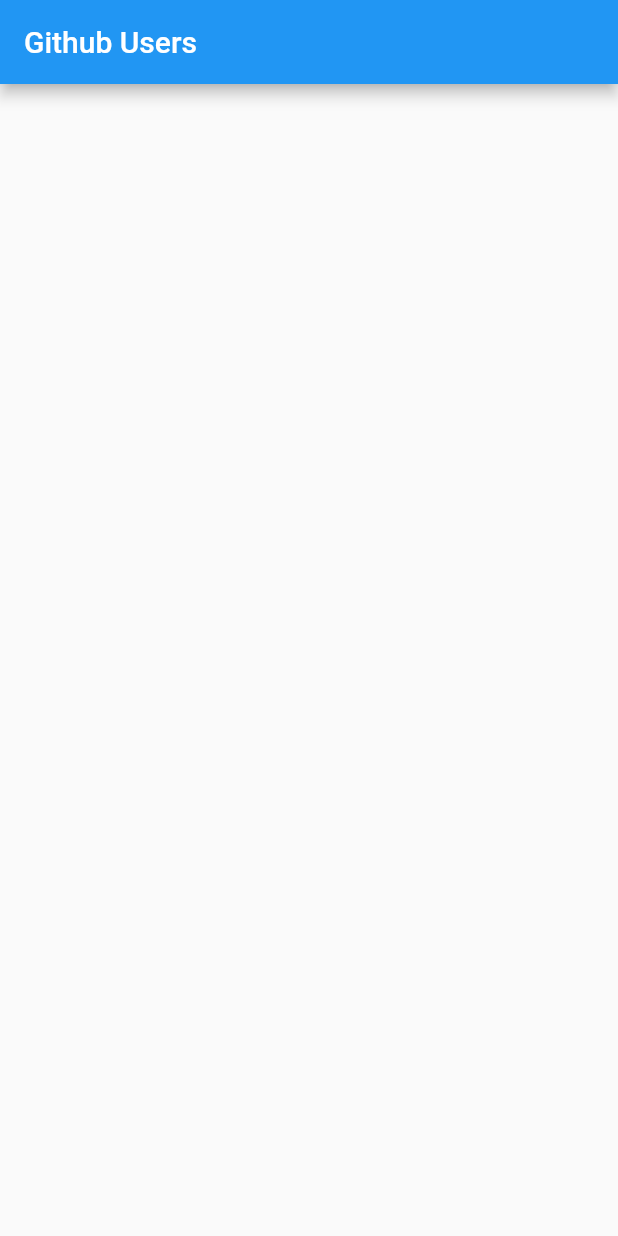
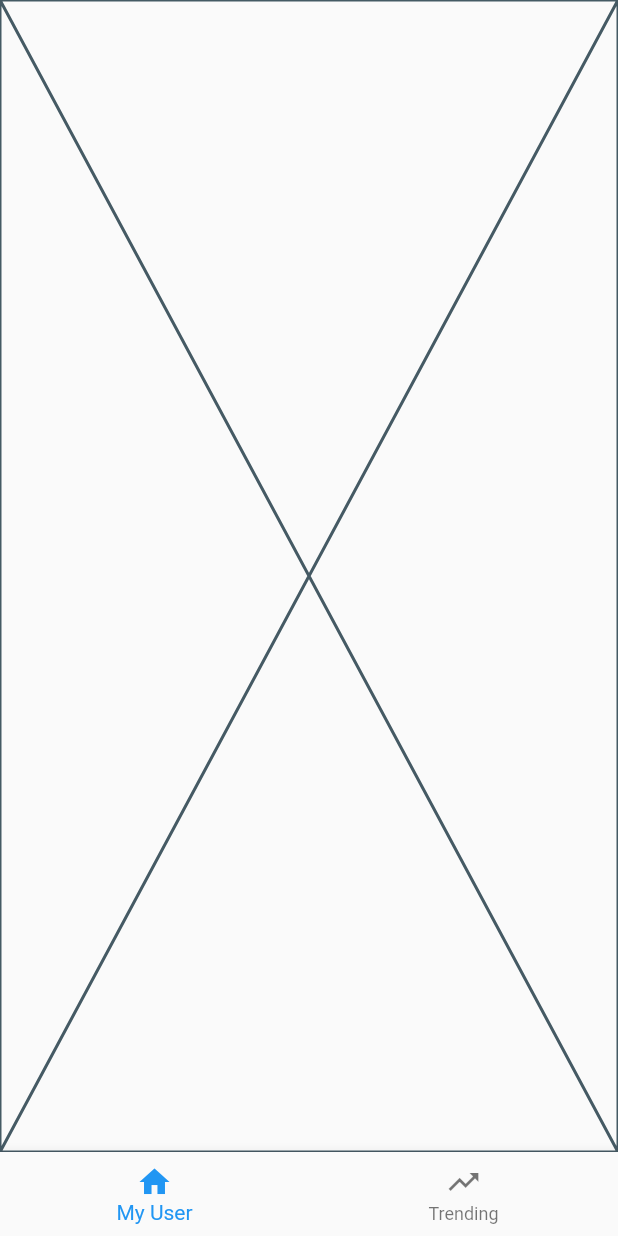
Before and after one commit to WeRockStar/git-flutter, a Flutter app: the screen it shows after launch, on a phone screen of 412 x 824 dp. Run offline on Flutter 3.47's test engine with Material 2 defaults, Android fonts, the phone set to English and light mode, and no system bars; our stand-ins replace flutter_modular.

```diff
--- a/lib/features/user/user.widget.dart
+++ b/lib/features/user/user.widget.dart
@@ -1,4 +1,5 @@
 import 'package:flutter/material.dart';
+import 'package:git/theme/color.dart';
 
 class GitUserPage extends StatelessWidget {
   const GitUserPage({super.key});
@@ -6,10 +7,22 @@ class GitUserPage extends StatelessWidget {
   @override
   Widget build(BuildContext context) {
     return Scaffold(
-      appBar: AppBar(
-        title: const Text('Github Users'),
+      body: const SafeArea(child: Placeholder()),
+      bottomNavigationBar: BottomNavigationBar(
+        items: const <BottomNavigationBarItem>[
+          BottomNavigationBarItem(
+            icon: Icon(Icons.home),
+            label: 'My User',
+          ),
+          BottomNavigationBarItem(
+            icon: Icon(Icons.trending_up),
+            label: 'Trending',
+          ),
+        ],
+        currentIndex: 0,
+        selectedItemColor: primarySwatch,
+        onTap: (_) {},
       ),
-      body: Container(),
     );
   }
 }
```
Also changed, not shown: 1 other file.
